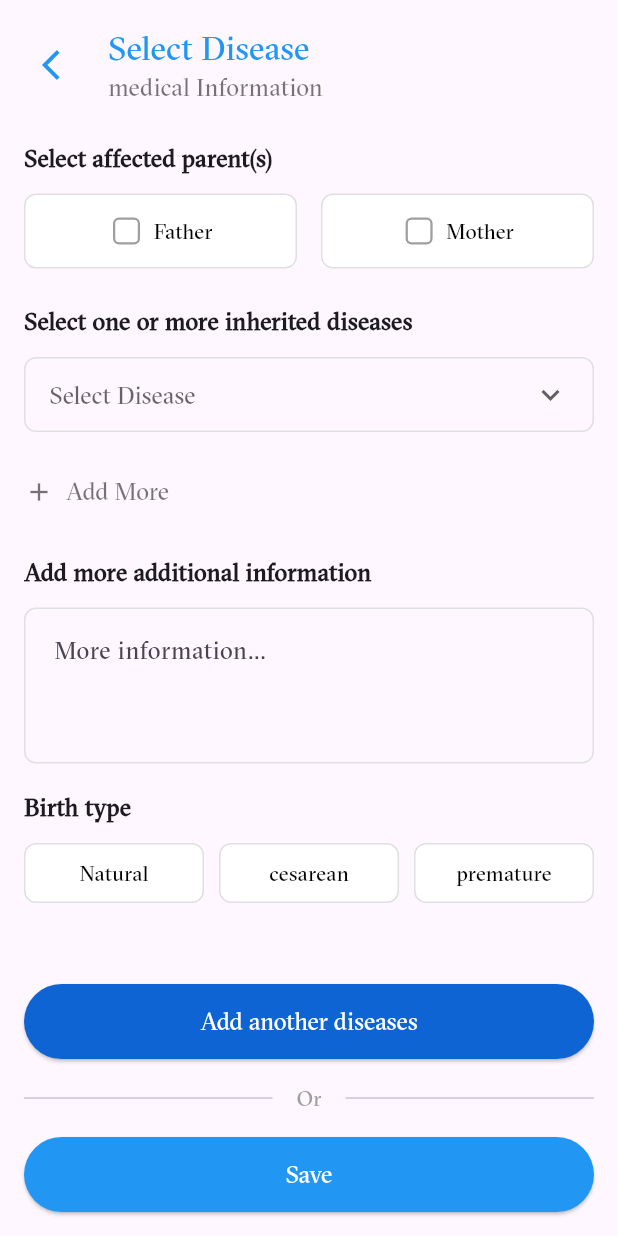
After one commit to vSkipv/mediverse, a Flutter app: the MedicalInformationScreen screen opened directly, on a phone screen of 412 x 824 dp. The commit adds this screen. Run offline on Flutter 3.47's test engine with Material 3 defaults, Android fonts, the phone set to English and light mode, and no system bars; our stand-ins replace dio, flutter_bloc, shared_preferences; accounts and stored records are empty.

Commit message:
move add diesase in another place

```diff
--- a/lib/features/AccountScreen/presentaion/views/AccountScreen.dart
+++ b/lib/features/AccountScreen/presentaion/views/AccountScreen.dart
@@ -1,4 +1,6 @@
 import 'package:flutter/material.dart';
+
+import '../../../Diseasespage/presention/views/Diesases.dart';
 
 void main() {
   runApp(const MyApp());
@@ -75,12 +77,12 @@ class ProfileScreen extends StatelessWidget {
                     ),
                     const SizedBox(height: 12),
                     MenuTile(
-                      title: 'Medical insurance',
+                      title: 'Add genetic Diseases',
                       onTap: () {
                         Navigator.push(
                           context,
                           MaterialPageRoute(
-                            builder: (context) => const MedicalInsuranceScreen(),
+                            builder: (context) => const MedicalInformationScreen(),
                           ),
                         );
                       },
@@ -111,7 +113,7 @@ class ProfileScreen extends StatelessWidget {
                     ),
                     const SizedBox(height: 12),
                     MenuTile(
-                      title: 'Support',
+                      title: 'Medical insurance',
                       onTap: () {
                         Navigator.push(
                           context,
--- /dev/null
+++ b/lib/features/Diseasespage/presention/views/Diesases.dart
@@ -0,0 +1,421 @@
+import 'package:flutter/material.dart';
+
+import '../../../../constants.dart';
+
+void main() {
+  runApp(const MedicalApp());
+}
+
+class MedicalApp extends StatelessWidget {
+  const MedicalApp({super.key});
+
+  @override
+  Widget build(BuildContext context) {
+    return MaterialApp(
+      debugShowCheckedModeBanner: false,
+      theme: ThemeData(
+        primarySwatch: Colors.blue,
+        scaffoldBackgroundColor: Colors.grey[50],
+      ),
+      home: const MedicalInformationScreen(),
+    );
+  }
+}
+
+class MedicalInformationScreen extends StatefulWidget {
+  const MedicalInformationScreen({super.key});
+
+  @override
+  State<MedicalInformationScreen> createState() => _MedicalInformationScreenState();
+}
+
+class _MedicalInformationScreenState extends State<MedicalInformationScreen> {
+  // Replace single selection with map of parent checkboxes
+  Map<String, bool> parentSelection = {
+    'Father': false,
+    'Mother': false,
+  };
+
+  List<String?> selectedDiseases = [null]; // List to store multiple disease selections
+  String? selectedBirthType;
+  final TextEditingController additionalInfoController = TextEditingController();
+
+  void addAnotherDiseaseField() {
+    setState(() {
+      selectedDiseases.add(null);
+    });
+  }
+
+  void updateDiseaseSelection(int index, String? newValue) {
+    setState(() {
+      selectedDiseases[index] = newValue;
+    });
+  }
+
+  void removeDiseaseField(int index) {
+    if (selectedDiseases.length > 1) {
+      setState(() {
+        selectedDiseases.removeAt(index);
+      });
+    }
+  }
+
+  // Toggle parent checkbox
+  void toggleParentCheckbox(String parent) {
+    setState(() {
+      parentSelection[parent] = !parentSelection[parent]!;
+    });
+  }
+
+  @override
+  Widget build(BuildContext context) {
+    return Scaffold(
+      body: SafeArea(
+        child: Padding(
+          padding: const EdgeInsets.all(16.0),
+          child: Column(
+            crossAxisAlignment: CrossAxisAlignment.start,
+            children: [
+              // Header with back button and title
+              Row(
+                children: [
+                  IconButton(
+                    icon: const Icon(Icons.arrow_back_ios, color: Colors.blue),
+                    onPressed: () {
+                      // Handle back navigation
+                      Navigator.pop(context);
+                    },
+                  ),
+                  const SizedBox(width: 8),
+                  const Column(
+                    crossAxisAlignment: CrossAxisAlignment.start,
+                    children: [
+                      Text(
+                        'Select Disease',
+                        style: TextStyle(
+                          fontSize: 22,
+                          fontWeight: FontWeight.w500,
+                          color: Colors.blue,
+                        ),
+                      ),
+                      Text(
+                        'medical Information',
+                        style: TextStyle(
+                          fontSize: 16,
+                          color: Colors.black54,
+                        ),
+                      ),
+                    ],
+                  ),
+                ],
+              ),
+
+              const SizedBox(height: 24),
+
+              // Parent selection checkboxes
+              const Text(
+                'Select affected parent(s)',
+                style: TextStyle(
+                  fontSize: 16,
+                  fontWeight: FontWeight.bold,
+                ),
+              ),
+              const SizedBox(height: 12),
+
+              // Parent checkboxes
+              Row(
+                children: [
+                  Expanded(
+                    child: _buildParentCheckbox('Father'),
+                  ),
+                  const SizedBox(width: 16),
+                  Expanded(
+                    child: _buildParentCheckbox('Mother'),
+                  ),
+                ],
+              ),
+
+              const SizedBox(height: 24),
+
+              // Disease selection
+              const Text(
+                'Select one or more inherited diseases',
+                style: TextStyle(
+                  fontSize: 16,
+                  fontWeight: FontWeight.bold,
+                ),
+              ),
+              const SizedBox(height: 12),
+
+              // Multiple disease dropdowns
+              ...List.generate(selectedDiseases.length, (index) {
+                return Column(
+                  children: [
+                    Row(
+                      children: [
+                        Expanded(
+                          child: _buildDiseaseDropdown(index),
+                        ),
+                        if (index > 0)
+                          IconButton(
+                            icon: const Icon(Icons.remove_circle_outline, color: kPrimaryColor),
+                            onPressed: () => removeDiseaseField(index),
+                          ),
+                      ],
+                    ),
+                    if (index < selectedDiseases.length - 1)
+                      const SizedBox(height: 8),
+                  ],
+                );
+              }),
+
+              const SizedBox(height: 12),
+              TextButton.icon(
+                onPressed: addAnotherDiseaseField,
+                icon: const Icon(Icons.add, size: 20, color: Colors.black54),
+                label: const Text(
+                  'Add More',
+                  style: TextStyle(color: Colors.black54, fontSize: 16),
+                ),
+                style: TextButton.styleFrom(
+                  padding: EdgeInsets.zero,
+                  alignment: Alignment.centerLeft,
+                ),
+              ),
+
+              const SizedBox(height: 18),
+
+              // Additional information
+              const Text(
+                'Add more additional information',
+                style: TextStyle(
+                  fontSize: 16,
+                  fontWeight: FontWeight.bold,
+                ),
+              ),
+              const SizedBox(height: 12),
+              TextField(
+                controller: additionalInfoController,
+                decoration: InputDecoration(
+                  hintText: 'More information...',
+                  contentPadding: const EdgeInsets.all(16),
+                  border: OutlineInputBorder(
+                    borderRadius: BorderRadius.circular(8),
+                    borderSide: BorderSide(color: Colors.grey[300]!),
+                  ),
+                  enabledBorder: OutlineInputBorder(
+                    borderRadius: BorderRadius.circular(8),
+                    borderSide: BorderSide(color: Colors.grey[300]!),
+                  ),
+                ),
+                maxLines: 3,
+              ),
+
+              const SizedBox(height: 18),
+
+              // Birth type
+              const Text(
+                'Birth type',
+                style: TextStyle(
+                  fontSize: 16,
+                  fontWeight: FontWeight.bold,
+                ),
+              ),
+              const SizedBox(height: 12),
+              Row(
+                children: [
+                  _buildBirthTypeButton('Natural'),
+                  const SizedBox(width: 10),
+                  _buildBirthTypeButton('cesarean'),
+                  const SizedBox(width: 10),
+                  _buildBirthTypeButton('premature'),
+                ],
+              ),
+
+              const Spacer(),
+
+              // Bottom buttons
+              ElevatedButton(
+                onPressed: () {
+                  // Handle add another parent
+                },
+                style: ElevatedButton.styleFrom(
+                  backgroundColor: const Color(0xff0E64D2),
+                  minimumSize: const Size(double.infinity, 50),
+                  shape: RoundedRectangleBorder(
+                    borderRadius: BorderRadius.circular(25),
+                  ),
+                ),
+                child: const Text(
+                  'Add another diseases',
+                  style: TextStyle(fontSize: 16, color: Colors.white),
+                ),
+              ),
+
+              const SizedBox(height: 16),
+
+              const Row(
+                children: [
+                  Expanded(child: Divider()),
+                  Padding(
+                    padding: EdgeInsets.symmetric(horizontal: 16.0),
+                    child: Text('Or', style: TextStyle(color: Colors.grey)),
+                  ),
+                  Expanded(child: Divider()),
+                ],
+              ),
+
+              const SizedBox(height: 16),
+
+              ElevatedButton(
+                onPressed: () {
+                  // Handle continue
+                },
+                style: ElevatedButton.styleFrom(
+                  backgroundColor: Colors.blue,
+                  minimumSize: const Size(double.infinity, 50),
+                  shape: RoundedRectangleBorder(
+                    borderRadius: BorderRadius.circular(25),
+                  ),
+                ),
+                child: const Text(
+                  'Save',
+                  style: TextStyle(fontSize: 16, color: Colors.white),
+                ),
+              ),
+            ],
+          ),
+        ),
+      ),
+    );
+  }
+
+  // New parent checkbox widget
+  Widget _buildParentCheckbox(String text) {
+    final isSelected = parentSelection[text] ?? false;
+
+    return InkWell(
+      onTap: () => toggleParentCheckbox(text),
+      child: Container(
+        height: 50,
+        decoration: BoxDecoration(
+          color: isSelected ? const Color(0xff0E64D2) : Colors.white,
+          border: Border.all(
+            color: isSelected ? const Color(0xff0E64D2) : Colors.grey[300]!,
+            width: isSelected ? 2 : 1,
+          ),
+          borderRadius: BorderRadius.circular(8),
+          boxShadow: isSelected ? [
+            BoxShadow(
+              color: Colors.grey.withOpacity(0.2),
+              spreadRadius: 1,
+              blurRadius: 2,
+              offset: const Offset(0, 1),
+            ),
+          ] : null,
+        ),
+        child: Row(
+          mainAxisAlignment: MainAxisAlignment.center,
+          children: [
+            // Checkbox
+            SizedBox(
+              width: 24,
+              height: 24,
+              child: Checkbox(
+                value: isSelected,
+                onChanged: (_) => toggleParentCheckbox(text),
+                activeColor: Colors.white,
+                checkColor: const Color(0xff0E64D2),
+                side: BorderSide(
+                  color: isSelected ? Colors.white : Colors.grey,
+                  width: 1.5,
+                ),
+                shape: RoundedRectangleBorder(
+                  borderRadius: BorderRadius.circular(4),
+                ),
+              ),
+            ),
+            const SizedBox(width: 6),
+            Text(
+              text,
+              style: TextStyle(
+                fontSize: 14,
+                fontWeight: isSelected ? FontWeight.bold : FontWeight.normal,
+                color: isSelected ? Colors.white : Colors.black,
+              ),
+            ),
+          ],
+        ),
+      ),
+    );
+  }
+
+  Widget _buildDiseaseDropdown(int index) {
+    return Container(
+      height: 50,
+      padding: const EdgeInsets.symmetric(horizontal: 16),
+      margin: const EdgeInsets.only(bottom: 4),
+      decoration: BoxDecoration(
+        border: Border.all(color: Colors.grey[300]!),
+        borderRadius: BorderRadius.circular(8),
+      ),
+      child: DropdownButtonHideUnderline(
+        child: DropdownButton<String>(
+          isExpanded: true,
+          hint: const Text('Select Disease'),
+          value: selectedDiseases[index],
+          icon: const Icon(Icons.keyboard_arrow_down),
+          items: <String>[
+            'Diabetes',
+            'Heart Disease',
+            'Hypertension',
+            'Asthma',
+          ].map<DropdownMenuItem<String>>((String value) {
+            return DropdownMenuItem<String>(
+              value: value,
+              child: Text(value),
+            );
+          }).toList(),
+          onChanged: (String? newValue) {
+            updateDiseaseSelection(index, newValue);
+          },
+        ),
+      ),
+    );
+  }
+
+  Widget _buildBirthTypeButton(String text) {
+    final isSelected = selectedBirthType == text;
+
+    return Expanded(
+      child: InkWell(
+        onTap: () {
+          setState(() {
+            selectedBirthType = text;
+          });
+        },
+        child: Container(
+          height: 40,
+          decoration: BoxDecoration(
+            color: isSelected ? const Color(0xff0E64D2) : Colors.white,
+            border: Border.all(
+              color: isSelected ? const Color(0xff0E64D2) : Colors.grey[300]!,
+              width: isSelected ? 2 : 1,
+            ),
+            borderRadius: BorderRadius.circular(8),
+          ),
+          child: Center(
+            child: Text(
+              text,
+              style: TextStyle(
+                fontSize: 14,
+                fontWeight: isSelected ? FontWeight.bold : FontWeight.normal,
+                color: isSelected ? Colors.white : Colors.black,
+              ),
+            ),
+          ),
+        ),
+      ),
+    );
+  }
+}
--- a/lib/features/HomeScreen/presention/views/HomeScreen.dart
+++ b/lib/features/HomeScreen/presention/views/HomeScreen.dart
@@ -195,7 +195,7 @@ class HomePage extends StatelessWidget {
                       Row(
                         children: [
                           CircleAvatar(
-                            backgroundImage: AssetImage('assets/images/thony.png'),
+                            backgroundImage: AssetImage('assets/images/profile.png'),
                           ),
                           SizedBox(width: 10),
                           Column(
--- a/lib/features/MedicalScreen/presentaion/views/MedicalScreen.dart
+++ b/lib/features/MedicalScreen/presentaion/views/MedicalScreen.dart
@@ -35,10 +35,10 @@ class _MedicalInfoScreenState extends State<MedicalInfoScreen> {
   String? selecteDisease;
 
   final List<String> diseases = [
-    'السكري',
-    'ارتفاع ضغط الدم',
-    'مرض قلبي',
-    'الربو',
+    'Diabetes',
+    'Hypertension',
+    'heart disease',
+    'asthma',
   ];
 
   @override
--- a/lib/features/MoreInfo/presentaion/views/AccountCreationScreen.dart
+++ b/lib/features/MoreInfo/presentaion/views/AccountCreationScreen.dart
@@ -287,61 +287,6 @@ class _AccountCreationScreenState extends State<AccountCreationScreen> {
                 ),
               ),
               const SizedBox(height: 20),
-              // Inherited Diseases Section
-              Container(
-                padding: const EdgeInsets.all(16),
-                decoration: BoxDecoration(
-                  color: Colors.white,
-                  borderRadius: BorderRadius.circular(8),
-                  boxShadow: [
-                    BoxShadow(
-                      color: Colors.grey.withOpacity(0.1),
-                      spreadRadius: 1,
-                      blurRadius: 2,
-                      offset: const Offset(0, 1),
-                    ),
-                  ],
-                ),
-                child: Column(
-                  crossAxisAlignment: CrossAxisAlignment.start,
-                  children: [
-                    const Text(
-                      'if you have any genetic diseases go to next page ?',
-                      style: TextStyle(
-                        fontWeight: FontWeight.bold,
-                        fontSize: 16,
-                      ),
-                    ),
-                    const SizedBox(height: 8),
-                    const SizedBox(height: 16),
-                    ElevatedButton(
-                      onPressed: () {
-                        Navigator.push(
-                          context,
-                          MaterialPageRoute(builder: (context) => MedicalInfoScreen()), // Navigate to LoginScreen
-                        );
-                      },
-                      style: ElevatedButton.styleFrom(
-                        backgroundColor: const Color(0xff0E64D2),
-                        minimumSize: const Size(double.infinity, 48),
-                        shape: RoundedRectangleBorder(
-                          borderRadius: BorderRadius.circular(24),
-                        ),
-                      ),
-                      child: const Text(
-                        'Add genetic Diseases',
-                        style: TextStyle(
-                          fontFamily: 'GT Sectra Fine',
-                          color: Colors.white,
-                          fontSize: 19,
-                          fontWeight: FontWeight.w900,
-                        ),
-                      ),
-                    ),
-                  ],
-                ),
-              ),
-              const Spacer(),
               // Continue Button
               SizedBox(
                 width: double.infinity,
@@ -357,7 +302,7 @@ class _AccountCreationScreenState extends State<AccountCreationScreen> {
                     ),
                   ),
                   child: const Text(
-                    'Continue',
+                    'Create',
                     style: TextStyle(
                       fontFamily: 'GT Sectra Fine',
                       color: Colors.white,
```
Also changed, not shown: assets/images/profile.png (added).
